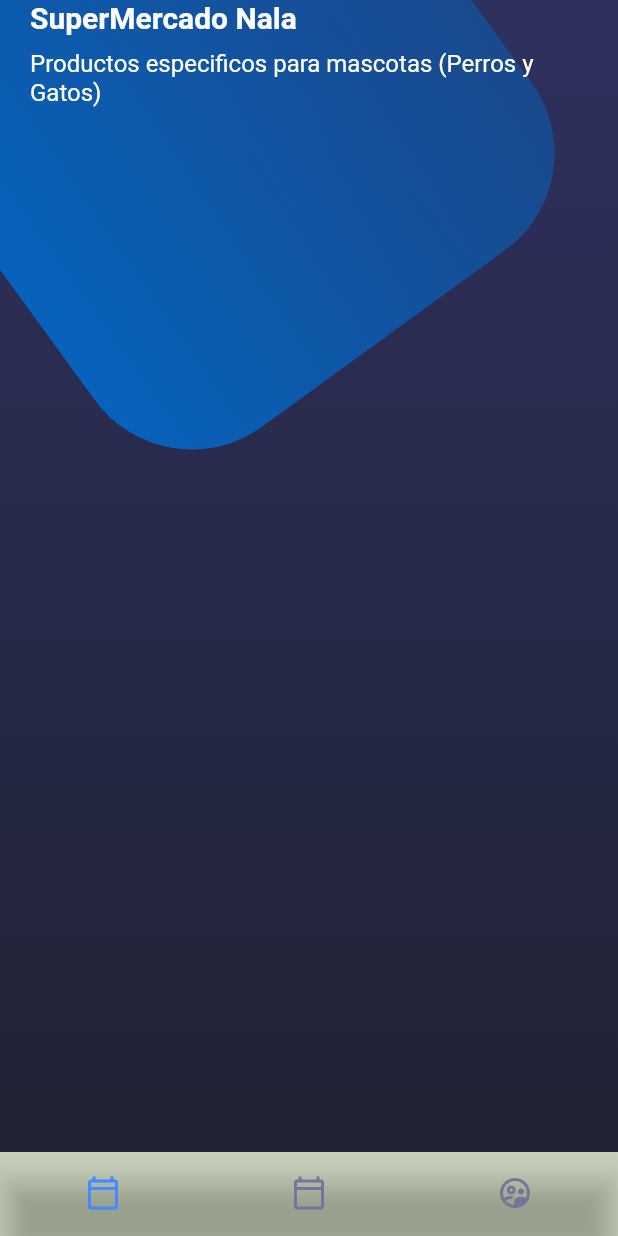
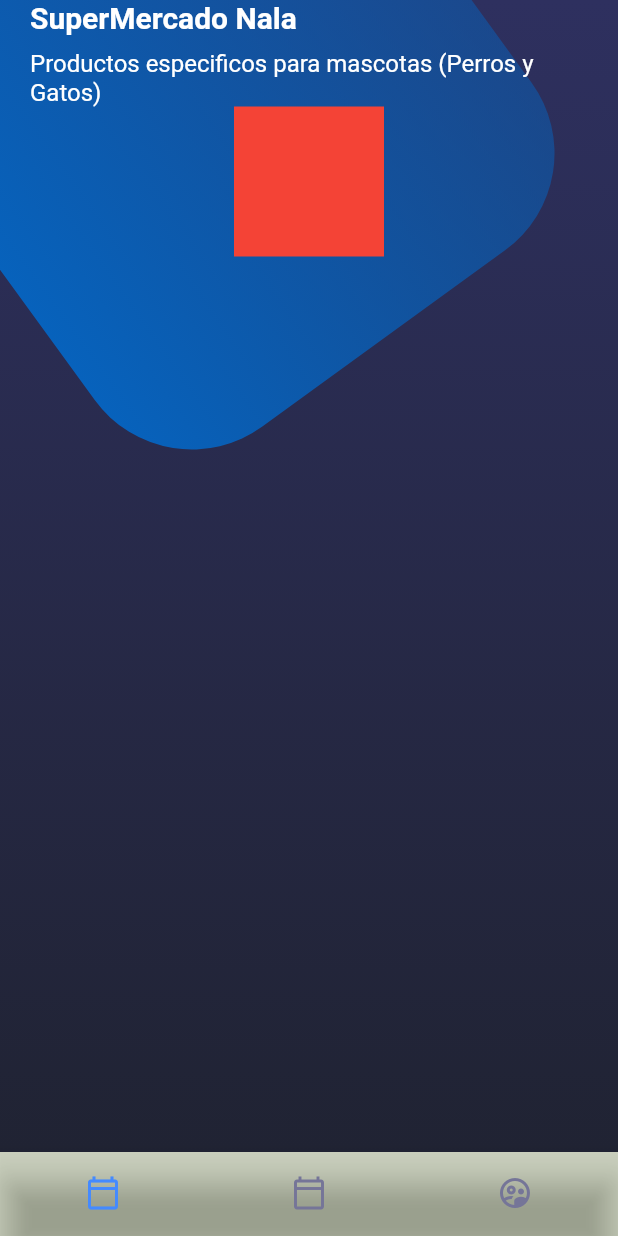
Before and after one commit to Viqui-Alaro/Flutter_disenos, a Flutter app: the screen it shows after launch, on a phone screen of 412 x 824 dp. Run offline on Flutter 3.47's test engine with Material 2 defaults, Android fonts, the phone set to English and light mode, and no system bars.

Commit message:
Implementacion de card primer parte

```diff
--- a/lib/screens/home_screen.dart
+++ b/lib/screens/home_screen.dart
@@ -1,6 +1,7 @@
 import 'package:flutter/material.dart';
 
 import 'package:flutter_disenos/widgets/background.dart';
+import 'package:flutter_disenos/widgets/card_table.dart';
 import 'package:flutter_disenos/widgets/custom_bottom_navigation.dart';
 import 'package:flutter_disenos/widgets/page_title.dart';
 
@@ -30,7 +31,10 @@ class _HomeBody extends StatelessWidget {
     return SingleChildScrollView(
       child: Column(
         children: [
-          PageTitle()
+          //titulos
+          PageTitle(),
+          //Card table
+          CardTable()
         ],
       ),
     );
--- /dev/null
+++ b/lib/widgets/card_table.dart
@@ -0,0 +1,15 @@
+
+import 'package:flutter/material.dart';
+
+
+class CardTable extends StatelessWidget {
+
+  @override
+  Widget build(BuildContext context) {
+    return Container(
+      color: Colors.red,
+      width: 100,
+      height: 100,
+    );
+  }
+}
```
